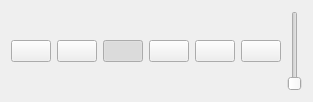
This is lib/widgets/AnimateWidget.ui in pascalin/3dmolvis as Qt 5 draws it before an edit. The edited form follows.
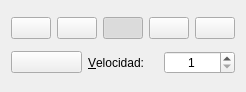
This is the edited form. Icons and pictures are not drawn.

Commit message: Peque~as modificaciones al widget Animate: reacomodo de algunos botones.

Diff of the .ui file:
```diff
--- a/lib/widgets/AnimateWidget.ui
+++ b/lib/widgets/AnimateWidget.ui
@@ -5,13 +5,15 @@
    <rect>
     <x>0</x>
     <y>0</y>
-    <width>297</width>
-    <height>102</height>
+    <width>234</width>
+    <height>92</height>
    </rect>
   </property>
   <property name="windowTitle" >
    <string>Form</string>
   </property>
+  <layout class="QVBoxLayout" >
+   <item>
   <layout class="QHBoxLayout" >
    <item>
     <widget class="QPushButton" name="start_button" >
@@ -108,6 +110,10 @@
      </property>
     </widget>
    </item>
+    </layout>
+   </item>
+   <item>
+    <layout class="QHBoxLayout" >
    <item>
     <widget class="QPushButton" name="repeat_button" >
      <property name="toolTip" >
@@ -128,23 +134,35 @@
     </widget>
    </item>
    <item>
-    <widget class="QSlider" name="speed_slider" >
+      <widget class="QLabel" name="label" >
+       <property name="text" >
+        <string>&amp;Velocidad:</string>
+       </property>
+       <property name="buddy" >
+        <cstring>speed_box</cstring>
+       </property>
+      </widget>
+     </item>
+     <item>
+      <widget class="QSpinBox" name="speed_box" >
      <property name="toolTip" >
       <string>Velocidad de animación</string>
      </property>
      <property name="statusTip" >
       <string>Estalece la velocidad a la que se repoduce la animación</string>
      </property>
+       <property name="alignment" >
+        <set>Qt::AlignCenter</set>
+       </property>
      <property name="minimum" >
       <number>1</number>
      </property>
      <property name="maximum" >
       <number>10</number>
      </property>
-     <property name="orientation" >
-      <enum>Qt::Vertical</enum>
-     </property>
-    </widget>
+      </widget>
+     </item>
+    </layout>
    </item>
   </layout>
  </widget>
```
Lines whose indentation alone changed are shown as unchanged. The commit also changes 1 other file.
